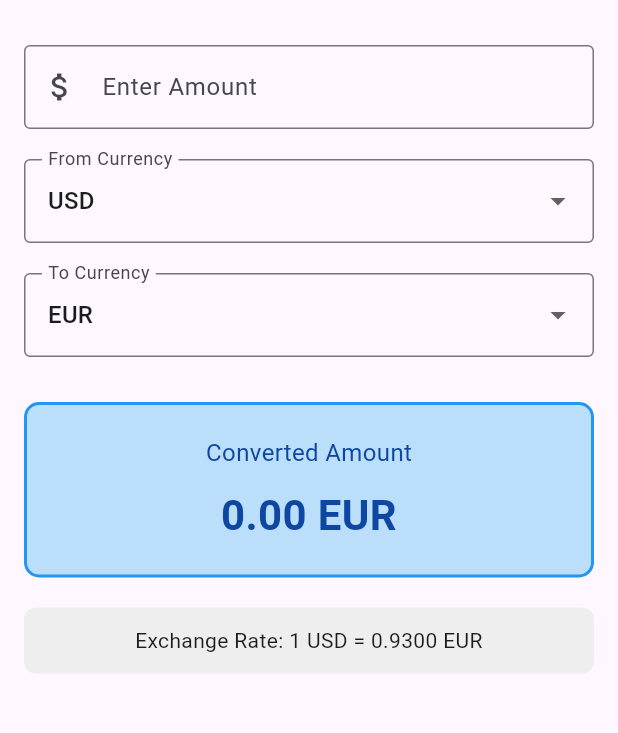
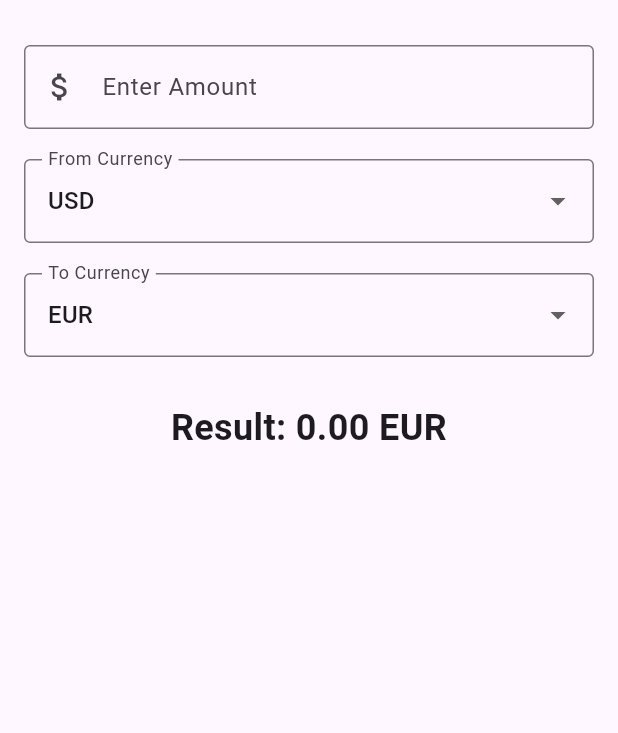
Before and after one commit to ntapire123/Currency_converter, a Flutter app: the screen it shows after launch, on a phone screen of 412 x 824 dp, the part 63-796 px from its top. Run offline on Flutter 3.47's test engine with Material 3 defaults, Android fonts, the phone set to English and light mode, and no system bars.

Commit message:
Add currency selection dropdowns for from and to currencies

```diff
--- a/lib/main.dart
+++ b/lib/main.dart
@@ -1,11 +1,11 @@
 import 'package:flutter/material.dart';
 
-//Entry point for the project
+// Entry point for the project
 void main() {
   runApp(MyApp());
 }
 
-//root widget
+// Root widget
 class MyApp extends StatelessWidget {
   @override
   Widget build(BuildContext context) {
@@ -20,12 +20,11 @@ class MyApp extends StatelessWidget {
   }
 }
 
-
+// Stateful widget for the currency converter screen
 class CurrencyConverterApp extends StatefulWidget {
   @override
   _CurrencyConverterAppState createState() => _CurrencyConverterAppState();
 }
-
 
 class _CurrencyConverterAppState extends State<CurrencyConverterApp> {
   String _fromCurrency = 'USD';
@@ -33,7 +32,15 @@ class _CurrencyConverterAppState extends State<CurrencyConverterApp> {
   double _inputAmount = 0.0;
   double _result = 0.0;
 
-  final List<String> _currencies = ['USD', 'EUR', 'GBP', 'JPY', 'CAD', 'AUD','NEP'];
+  final List<String> _currencies = [
+    'USD',
+    'EUR',
+    'GBP',
+    'JPY',
+    'CAD',
+    'AUD',
+    'NEP',
+  ];
 
   final Map<String, double> _hardcodedRates = {
     'USD': 1.0,
@@ -46,9 +53,9 @@ class _CurrencyConverterAppState extends State<CurrencyConverterApp> {
   };
 
   void _convertCurrency() {
-    setState(() {
     double fromRate = _hardcodedRates[_fromCurrency]!;
     double toRate = _hardcodedRates[_toCurrency]!;
+    setState(() {
       _result = (_inputAmount / fromRate) * toRate;
     });
   }
@@ -65,8 +72,7 @@ class _CurrencyConverterAppState extends State<CurrencyConverterApp> {
         child: Column(
           crossAxisAlignment: CrossAxisAlignment.stretch,
           children: [
-
-
+            // Amount input
             TextField(
               decoration: InputDecoration(
                 labelText: 'Enter Amount',
@@ -75,15 +81,13 @@ class _CurrencyConverterAppState extends State<CurrencyConverterApp> {
               ),
               keyboardType: TextInputType.numberWithOptions(decimal: true),
               onChanged: (value) {
-                setState(() {
                 _inputAmount = double.tryParse(value) ?? 0.0;
                 _convertCurrency();
-                });
               },
             ),
             SizedBox(height: 20),
 
-
+            // From currency dropdown
             DropdownButtonFormField<String>(
               value: _fromCurrency,
               decoration: InputDecoration(
@@ -97,15 +101,13 @@ class _CurrencyConverterAppState extends State<CurrencyConverterApp> {
                 );
               }).toList(),
               onChanged: (value) {
-                setState(() {
                 _fromCurrency = value!;
                 _convertCurrency();
-                });
               },
             ),
             SizedBox(height: 20),
 
-
+            // To currency dropdown
             DropdownButtonFormField<String>(
               value: _toCurrency,
               decoration: InputDecoration(
@@ -119,58 +121,17 @@ class _CurrencyConverterAppState extends State<CurrencyConverterApp> {
                 );
               }).toList(),
               onChanged: (value) {
-                setState(() {
                 _toCurrency = value!;
                 _convertCurrency();
-                });
               },
             ),
             SizedBox(height: 30),
 
-
-            Container(
-              padding: EdgeInsets.all(20),
-              decoration: BoxDecoration(
-                color: Colors.blue.shade100,
-                borderRadius: BorderRadius.circular(10),
-                border: Border.all(color: Colors.blue, width: 2),
-              ),
-              child: Column(
-                children: [
+            // Simple result text
             Text(
-                    'Converted Amount',
-                    style: TextStyle(
-                      fontSize: 16,
-                      color: Colors.blue.shade900,
-                    ),
-                  ),
-                  SizedBox(height: 10),
-                  Text(
-                    '${_result.toStringAsFixed(2)} $_toCurrency',
-                    style: TextStyle(
-                      fontSize: 28,
-                      fontWeight: FontWeight.bold,
-                      color: Colors.blue.shade900,
-                    ),
+              'Result: ${_result.toStringAsFixed(2)} $_toCurrency',
+              style: TextStyle(fontSize: 24, fontWeight: FontWeight.bold),
               textAlign: TextAlign.center,
-                  ),
-                ],
-              ),
-            ),
-            SizedBox(height: 20),
-
-
-            Container(
-              padding: EdgeInsets.all(12),
-              decoration: BoxDecoration(
-                color: Colors.grey.shade200,
-                borderRadius: BorderRadius.circular(8),
-              ),
-              child: Text(
-                'Exchange Rate: 1 $_fromCurrency = ${(_hardcodedRates[_toCurrency]! / _hardcodedRates[_fromCurrency]!).toStringAsFixed(4)} $_toCurrency',
-                style: TextStyle(fontSize: 14),
-                textAlign: TextAlign.center,
-              ),
             ),
           ],
         ),
```
Lines whose indentation alone changed are shown as unchanged.
